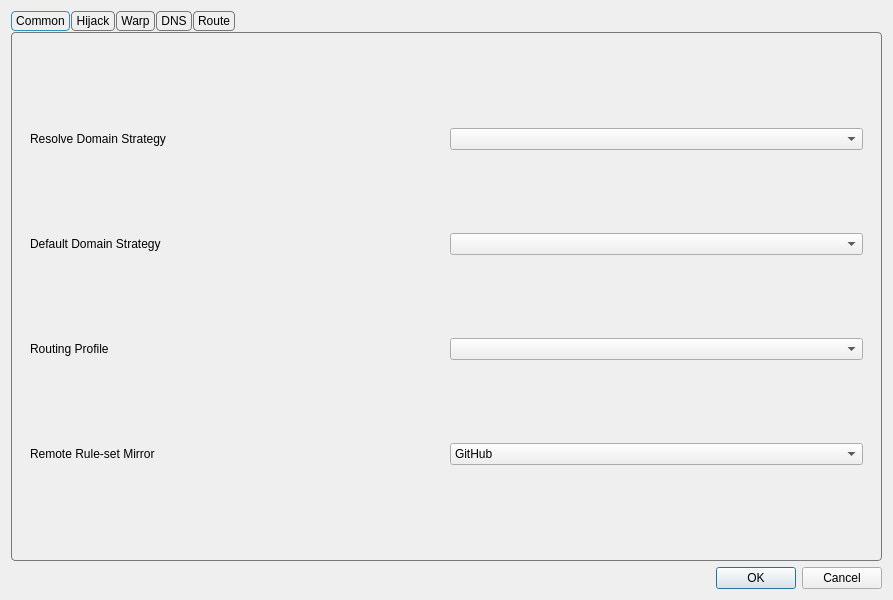
Above: include/ui/setting/dialog_manage_routes.ui from 0-Kutya-0/Throne before the change. Below: the same form after it.
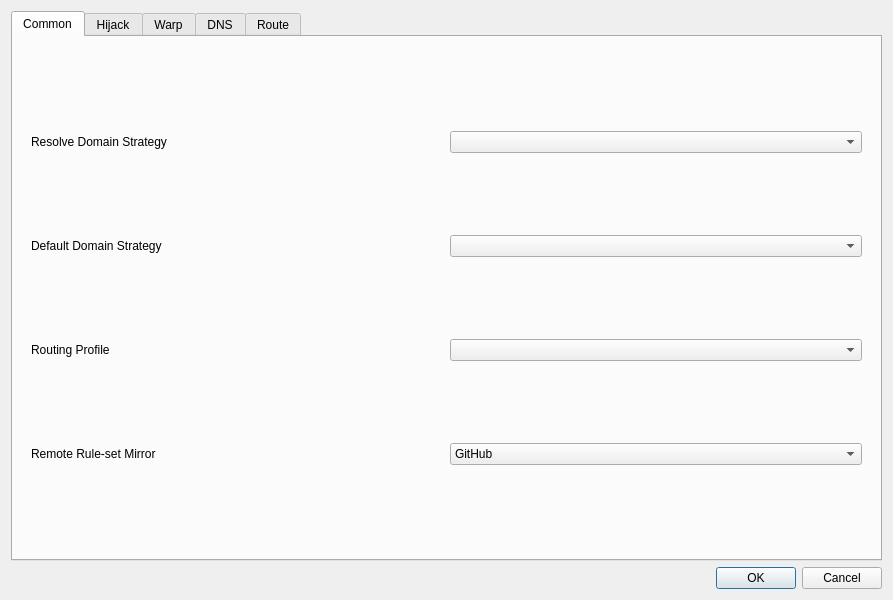
That is the form after the change.

Diff of the .ui file:
```diff
--- a/include/ui/setting/dialog_manage_routes.ui
+++ b/include/ui/setting/dialog_manage_routes.ui
@@ -16,38 +16,6 @@
   <layout class="QVBoxLayout" name="verticalLayout">
    <item>
     <widget class="QTabWidget" name="tabWidget">
-     <property name="styleSheet">
-      <string notr="true">QTabWidget::pane {
-    margin-top: 1px;
-    border: 1px solid #777777;
-    border-radius: 4px;
-}
-
-QTabBar {
-    background: transparent;
-    qproperty-drawBase: 0;
-}
-
-QTabBar::tab {
-    border: 1px solid #777777;
-    border-radius: 4px;
-
-    padding: 2px 4px;
-    margin-right: 1px;
-}
-
-QTabBar::tab:selected {
-    border: 1px solid palette(highlight);
-}
-
-QTabBar::tab:!selected {
-    border: 1px solid #777777;
-}
-
-QTabBar::tab:hover:!selected {
-    border: 1px solid #777777;
-}</string>
-     </property>
      <property name="currentIndex">
       <number>0</number>
      </property>
```
